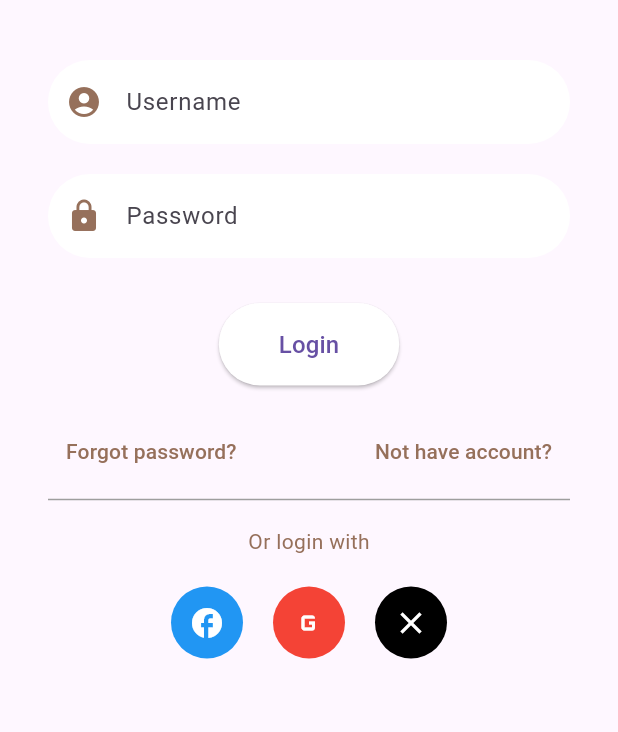
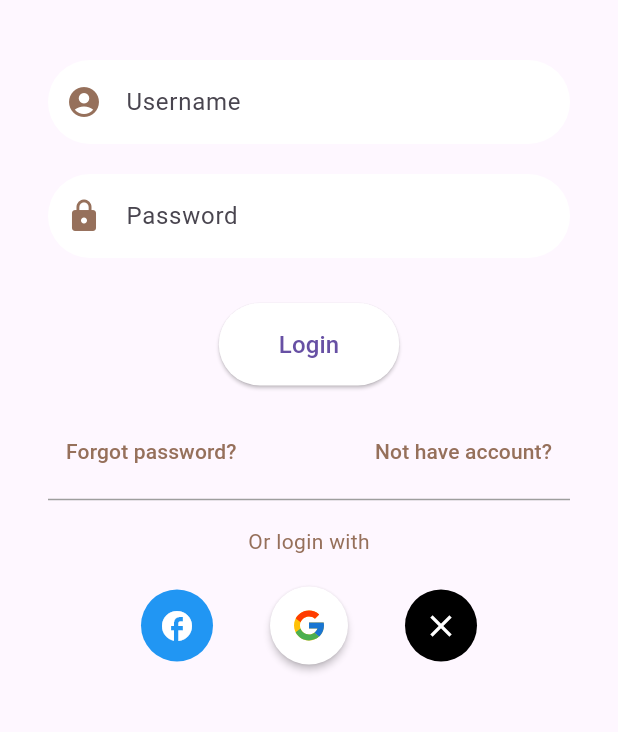
Before and after one commit to ScrotJame/Rentify, a Flutter app: the screen it shows after launch, on a phone screen of 412 x 824 dp, the part 315-1047 px from its top. Run offline on Flutter 3.47's test engine with Material 3 defaults, Android fonts, the phone set to English and light mode, and no system bars; our stand-ins replace bloc, cached_network_image, carousel_slider, equatable, firebase_auth, firebase_core and 7 more; accounts and stored records are empty.

Commit message:
feature them dang nha bang gg

```diff
--- a/lib/http/API_implements.dart
+++ b/lib/http/API_implements.dart
@@ -17,7 +17,7 @@ import 'log/log.dart';
 
 class API_implements implements API {
   late Log log;
-  final String baseUrl = 'http://192.168.2.29:8000/api';
+  final String baseUrl = 'http://192.168.21.117:8000/api';
 
   API_implements(this.log);
 
--- a/lib/main.dart
+++ b/lib/main.dart
@@ -1,3 +1,4 @@
+import 'package:firebase_core/firebase_core.dart';
 import 'package:flutter/material.dart';
 import 'package:rentify/http/API_implements.dart';
 import 'package:rentify/http/log/log.dart';
@@ -61,6 +62,7 @@ class SimpleBlocObserver extends BlocObserver {
 void main() async {
   WidgetsFlutterBinding.ensureInitialized();
   Log log = LogImplement();
+  await Firebase.initializeApp();
   Bloc.observer = SimpleBlocObserver(log);
   runApp(
     RepositoryProvider<Log>.value(
--- a/lib/page/login/login_page.dart
+++ b/lib/page/login/login_page.dart
@@ -1,7 +1,10 @@
 import 'package:flutter/material.dart';
 import 'package:flutter/widgets.dart';
 import 'package:flutter_bloc/flutter_bloc.dart';
+import 'package:flutter_svg/svg.dart';
+import 'package:phosphor_flutter/phosphor_flutter.dart';
 import '../../common/enum/load_status.dart';
+import '../../http/auth/google_login.dart';
 import '../../model/login.dart';
 import '../../http/API.dart';
 
@@ -10,20 +13,22 @@ import '../../widget/tabBar_view.dart';
 import 'login_cubit.dart';
 class LoginScreen extends StatelessWidget {
   static const String route = "LoginScreen";
-
+  final authService = AuthService();
   @override
   Widget build(BuildContext context) {
     return BlocProvider(
       create: (context) => LoginCubit(context.read<API>()),
-      child: Page(),
+      child: Page(auth: authService),
     );
   }
 }
 
 class Page extends StatelessWidget {
+  final AuthService auth;
+
+  Page({Key? key, required this.auth}) : super(key: key);
   String _username = "";
   String _password = "";
-
   @override
   Widget build(BuildContext context) {
     return Scaffold(
@@ -152,7 +157,8 @@ class Page extends StatelessWidget {
           children: [
             _buildSocialLoginButton(Icons.facebook, Colors.blue),
             const SizedBox(width: 20),
-            _buildSocialLoginButton(Icons.g_mobiledata, Colors.red),
+            _buildGoogleLoginButton('assets/icons/google_48.svg', Colors.white, auth,
+              context,),
             const SizedBox(width: 20),
             _buildSocialLoginButton(Icons.clear, Colors.black),
           ],
@@ -161,7 +167,7 @@ class Page extends StatelessWidget {
     );
   }
 
-  Widget _buildSocialLoginButton(IconData icon, Color color) {
+  Widget _buildSocialLoginButton(IconData icon, Color color,) {
     return IconButton(
       onPressed: () {},
       icon: Icon(icon, color: Colors.white),
@@ -175,3 +181,20 @@ class Page extends StatelessWidget {
     );
   }
 }
+Widget _buildGoogleLoginButton(String assetPath, Color backgroundColor, AuthService authService,
+    BuildContext context,) {
+  return RawMaterialButton(
+    onPressed: () {
+       authService.signInWithGoogle();
+    },
+    elevation: 2.0,
+    fillColor: backgroundColor,
+    padding: const EdgeInsets.all(14.0),
+    shape: const CircleBorder(),
+    child: SvgPicture.asset(
+      assetPath,
+      width: 24,
+      height: 24,
+    ),
+  );
+}
```
Also changed, not shown: lib/http/auth/google_login.dart (added, +23 -0 lines), lib/page/host/room_manager/dasboard/dasboard_cubit.dart (added, +8 -0 lines), lib/page/host/room_manager/dasboard/dasboard_state.dart (added, +10 -0 lines), lib/page/host/room_manager/dasboard/dashbroad_page.dart (added, +25 -0 lines), lib/page/item_explore.dart (+39 -4 lines), lib/page/property/home_page_view.dart (+0 -19 lines), lib/widget/Properties_list.dart (+4 -7 lines), pubspec.yaml (+18 -14 lines), assets/icons/google_48.svg (added), assets/icons/google_96.svg (added), pubspec.lock, 5 other files.
